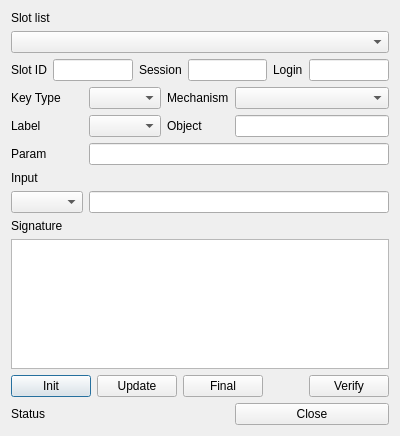
Above: CryptokiMan/verify_dlg.ui from jykim74/CryptokiMan before the change. Below: the same form after it.
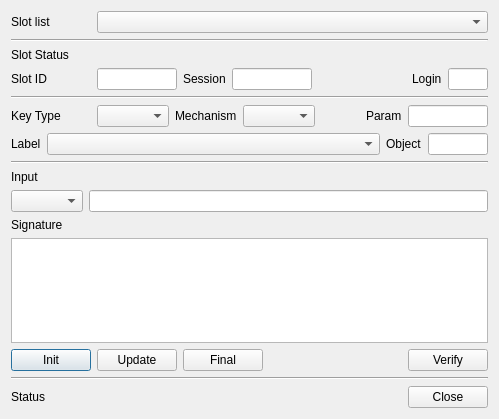
That is the form after the change.

Patch:
```diff
--- a/CryptokiMan/verify_dlg.ui
+++ b/CryptokiMan/verify_dlg.ui
@@ -6,45 +6,284 @@
    <rect>
     <x>0</x>
     <y>0</y>
-    <width>400</width>
-    <height>436</height>
+    <width>499</width>
+    <height>419</height>
    </rect>
   </property>
   <property name="windowTitle">
    <string>Verify</string>
   </property>
-  <layout class="QGridLayout" name="gridLayout">
-   <item row="4" column="0">
-    <widget class="QLabel" name="label_6">
+  <layout class="QVBoxLayout" name="verticalLayout">
+   <item>
+    <layout class="QGridLayout" name="gridLayout">
+     <property name="topMargin">
+      <number>0</number>
+     </property>
+     <item row="0" column="1">
+      <widget class="QComboBox" name="mSlotsCombo">
+       <property name="sizePolicy">
+        <sizepolicy hsizetype="Preferred" vsizetype="Fixed">
+         <horstretch>1</horstretch>
+         <verstretch>0</verstretch>
+        </sizepolicy>
+       </property>
+      </widget>
+     </item>
+     <item row="0" column="0">
+      <widget class="QLabel" name="label">
+       <property name="minimumSize">
+        <size>
+         <width>80</width>
+         <height>0</height>
+        </size>
+       </property>
+       <property name="text">
+        <string>Slot list</string>
+       </property>
+      </widget>
+     </item>
+    </layout>
+   </item>
+   <item>
+    <widget class="Line" name="line">
+     <property name="orientation">
+      <enum>Qt::Horizontal</enum>
+     </property>
+    </widget>
+   </item>
+   <item>
+    <widget class="QLabel" name="label_12">
      <property name="text">
-      <string>Label</string>
+      <string>Slot Status</string>
      </property>
     </widget>
    </item>
-   <item row="6" column="0">
+   <item>
+    <layout class="QHBoxLayout" name="horizontalLayout_2">
+     <property name="bottomMargin">
+      <number>0</number>
+     </property>
+     <item>
+      <widget class="QLabel" name="label_9">
+       <property name="minimumSize">
+        <size>
+         <width>80</width>
+         <height>0</height>
+        </size>
+       </property>
+       <property name="text">
+        <string>Slot ID</string>
+       </property>
+      </widget>
+     </item>
+     <item>
+      <widget class="QLineEdit" name="mSlotIDText">
+       <property name="maximumSize">
+        <size>
+         <width>80</width>
+         <height>16777215</height>
+        </size>
+       </property>
+      </widget>
+     </item>
+     <item>
+      <widget class="QLabel" name="label_10">
+       <property name="text">
+        <string>Session</string>
+       </property>
+      </widget>
+     </item>
+     <item>
+      <widget class="QLineEdit" name="mSessionText">
+       <property name="maximumSize">
+        <size>
+         <width>80</width>
+         <height>16777215</height>
+        </size>
+       </property>
+      </widget>
+     </item>
+     <item>
+      <spacer name="horizontalSpacer_2">
+       <property name="orientation">
+        <enum>Qt::Horizontal</enum>
+       </property>
+       <property name="sizeHint" stdset="0">
+        <size>
+         <width>40</width>
+         <height>20</height>
+        </size>
+       </property>
+      </spacer>
+     </item>
+     <item>
+      <widget class="QLabel" name="label_11">
+       <property name="text">
+        <string>Login</string>
+       </property>
+      </widget>
+     </item>
+     <item>
+      <widget class="QLineEdit" name="mLoginText">
+       <property name="maximumSize">
+        <size>
+         <width>40</width>
+         <height>16777215</height>
+        </size>
+       </property>
+      </widget>
+     </item>
+    </layout>
+   </item>
+   <item>
+    <widget class="Line" name="line_2">
+     <property name="orientation">
+      <enum>Qt::Horizontal</enum>
+     </property>
+    </widget>
+   </item>
+   <item>
+    <layout class="QGridLayout" name="gridLayout_2">
+     <property name="topMargin">
+      <number>0</number>
+     </property>
+     <item row="0" column="0">
+      <widget class="QLabel" name="label_2">
+       <property name="minimumSize">
+        <size>
+         <width>80</width>
+         <height>0</height>
+        </size>
+       </property>
+       <property name="text">
+        <string>Key Type</string>
+       </property>
+      </widget>
+     </item>
+     <item row="0" column="5">
+      <widget class="QLabel" name="label_8">
+       <property name="text">
+        <string>Param</string>
+       </property>
+      </widget>
+     </item>
+     <item row="0" column="1">
+      <widget class="QComboBox" name="mKeyTypeCombo"/>
+     </item>
+     <item row="0" column="2">
+      <widget class="QLabel" name="label_3">
+       <property name="text">
+        <string>Mechanism</string>
+       </property>
+      </widget>
+     </item>
+     <item row="0" column="3">
+      <widget class="QComboBox" name="mMechCombo"/>
+     </item>
+     <item row="0" column="6">
+      <widget class="QLineEdit" name="mParamText">
+       <property name="maximumSize">
+        <size>
+         <width>80</width>
+         <height>16777215</height>
+        </size>
+       </property>
+      </widget>
+     </item>
+     <item row="0" column="4">
+      <spacer name="horizontalSpacer_4">
+       <property name="orientation">
+        <enum>Qt::Horizontal</enum>
+       </property>
+       <property name="sizeHint" stdset="0">
+        <size>
+         <width>40</width>
+         <height>20</height>
+        </size>
+       </property>
+      </spacer>
+     </item>
+    </layout>
+   </item>
+   <item>
+    <layout class="QGridLayout" name="gridLayout_3">
+     <property name="topMargin">
+      <number>0</number>
+     </property>
+     <item row="0" column="2">
+      <widget class="QLabel" name="label_7">
+       <property name="text">
+        <string>Object</string>
+       </property>
+      </widget>
+     </item>
+     <item row="0" column="0">
+      <widget class="QLabel" name="label_6">
+       <property name="text">
+        <string>Label</string>
+       </property>
+      </widget>
+     </item>
+     <item row="0" column="1">
+      <widget class="QComboBox" name="mLabelCombo">
+       <property name="sizePolicy">
+        <sizepolicy hsizetype="Preferred" vsizetype="Fixed">
+         <horstretch>1</horstretch>
+         <verstretch>0</verstretch>
+        </sizepolicy>
+       </property>
+      </widget>
+     </item>
+     <item row="0" column="3">
+      <widget class="QLineEdit" name="mObjectText">
+       <property name="maximumSize">
+        <size>
+         <width>60</width>
+         <height>16777215</height>
+        </size>
+       </property>
+      </widget>
+     </item>
+    </layout>
+   </item>
+   <item>
+    <widget class="Line" name="line_3">
+     <property name="orientation">
+      <enum>Qt::Horizontal</enum>
+     </property>
+    </widget>
+   </item>
+   <item>
     <widget class="QLabel" name="label_4">
      <property name="text">
       <string>Input</string>
      </property>
     </widget>
    </item>
-   <item row="3" column="1">
-    <widget class="QComboBox" name="mKeyTypeCombo"/>
+   <item>
+    <layout class="QGridLayout" name="gridLayout_4">
+     <property name="topMargin">
+      <number>0</number>
+     </property>
+     <item row="0" column="0">
+      <widget class="QComboBox" name="mInputCombo"/>
+     </item>
+     <item row="0" column="1">
+      <widget class="QLineEdit" name="mInputText"/>
+     </item>
+    </layout>
    </item>
-   <item row="1" column="0" colspan="4">
-    <widget class="QComboBox" name="mSlotsCombo"/>
-   </item>
-   <item row="8" column="0">
+   <item>
     <widget class="QLabel" name="label_5">
      <property name="text">
       <string>Signature</string>
      </property>
     </widget>
    </item>
-   <item row="4" column="1">
-    <widget class="QComboBox" name="mLabelCombo"/>
+   <item>
+    <widget class="QPlainTextEdit" name="mSignText"/>
    </item>
-   <item row="10" column="0" colspan="4">
+   <item>
     <layout class="QHBoxLayout" name="horizontalLayout">
      <property name="bottomMargin">
       <number>0</number>
@@ -92,110 +331,47 @@
      </item>
     </layout>
    </item>
-   <item row="0" column="0">
-    <widget class="QLabel" name="label">
-     <property name="text">
-      <string>Slot list</string>
+   <item>
+    <widget class="Line" name="line_4">
+     <property name="orientation">
+      <enum>Qt::Horizontal</enum>
      </property>
     </widget>
    </item>
-   <item row="2" column="0" colspan="4">
-    <layout class="QHBoxLayout" name="horizontalLayout_2">
-     <property name="bottomMargin">
+   <item>
+    <layout class="QGridLayout" name="gridLayout_5">
+     <property name="topMargin">
       <number>0</number>
      </property>
-     <item>
-      <widget class="QLabel" name="label_9">
+     <item row="0" column="2">
+      <widget class="QPushButton" name="mCloseBtn">
        <property name="text">
-        <string>Slot ID</string>
+        <string>Close</string>
        </property>
       </widget>
      </item>
-     <item>
-      <widget class="QLineEdit" name="mSlotIDText"/>
-     </item>
-     <item>
-      <widget class="QLabel" name="label_10">
+     <item row="0" column="0">
+      <widget class="QLabel" name="mStatusLabel">
        <property name="text">
-        <string>Session</string>
+        <string>Status</string>
        </property>
       </widget>
      </item>
-     <item>
-      <widget class="QLineEdit" name="mSessionText"/>
-     </item>
-     <item>
-      <widget class="QLabel" name="label_11">
-       <property name="text">
-        <string>Login</string>
+     <item row="0" column="1">
+      <spacer name="horizontalSpacer_3">
+       <property name="orientation">
+        <enum>Qt::Horizontal</enum>
        </property>
-      </widget>
-     </item>
-     <item>
-      <widget class="QLineEdit" name="mLoginText"/>
+       <property name="sizeHint" stdset="0">
+        <size>
+         <width>40</width>
+         <height>20</height>
+        </size>
+       </property>
+      </spacer>
      </item>
     </layout>
    </item>
-   <item row="11" column="0" colspan="3">
-    <widget class="QLabel" name="mStatusLabel">
-     <property name="text">
-      <string>Status</string>
-     </property>
-    </widget>
-   </item>
-   <item row="3" column="0">
-    <widget class="QLabel" name="label_2">
-     <property name="text">
-      <string>Key Type</string>
-     </property>
-    </widget>
-   </item>
-   <item row="9" column="0" colspan="4">
-    <widget class="QPlainTextEdit" name="mSignText"/>
-   </item>
-   <item row="4" column="2">
-    <widget class="QLabel" name="label_7">
-     <property name="text">
-      <string>Object</string>
-     </property>
-    </widget>
-   </item>
-   <item row="4" column="3">
-    <widget class="QLineEdit" name="mObjectText"/>
-   </item>
-   <item row="11" column="3">
-    <widget class="QPushButton" name="mCloseBtn">
-     <property name="text">
-      <string>Close</string>
-     </property>
-    </widget>
-   </item>
-   <item row="7" column="0">
-    <widget class="QComboBox" name="mInputCombo"/>
-   </item>
-   <item row="7" column="1" colspan="3">
-    <widget class="QLineEdit" name="mInputText"/>
-   </item>
-   <item row="3" column="2">
-    <widget class="QLabel" name="label_3">
-     <property name="text">
-      <string>Mechanism</string>
-     </property>
-    </widget>
-   </item>
-   <item row="3" column="3">
-    <widget class="QComboBox" name="mMechCombo"/>
-   </item>
-   <item row="5" column="0">
-    <widget class="QLabel" name="label_8">
-     <property name="text">
-      <string>Param</string>
-     </property>
-    </widget>
-   </item>
-   <item row="5" column="1" colspan="3">
-    <widget class="QLineEdit" name="mParamText"/>
-   </item>
   </layout>
  </widget>
  <tabstops>
```
Left out of the diff: 9 changed lines with no effect on the pictures.
